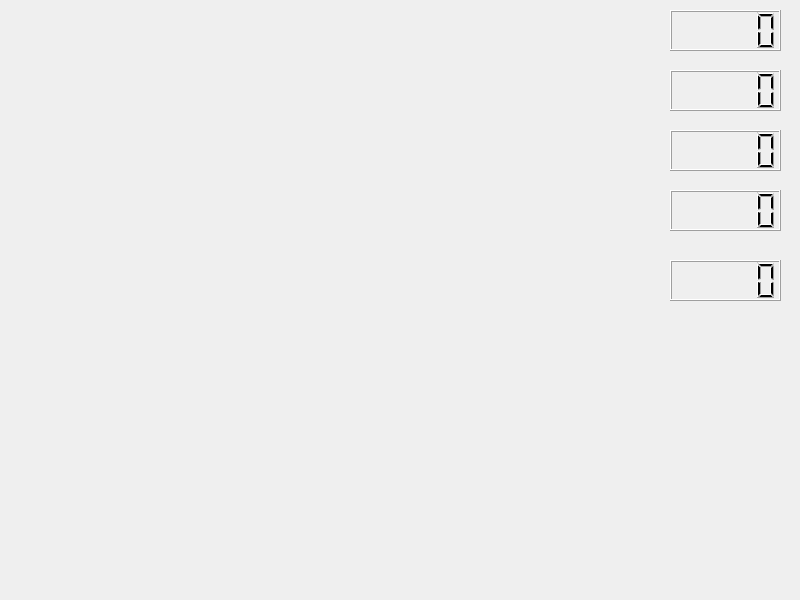
Qt form GUI/gui/lynktree.ui (tommyzhng/lynktree) before a commit.
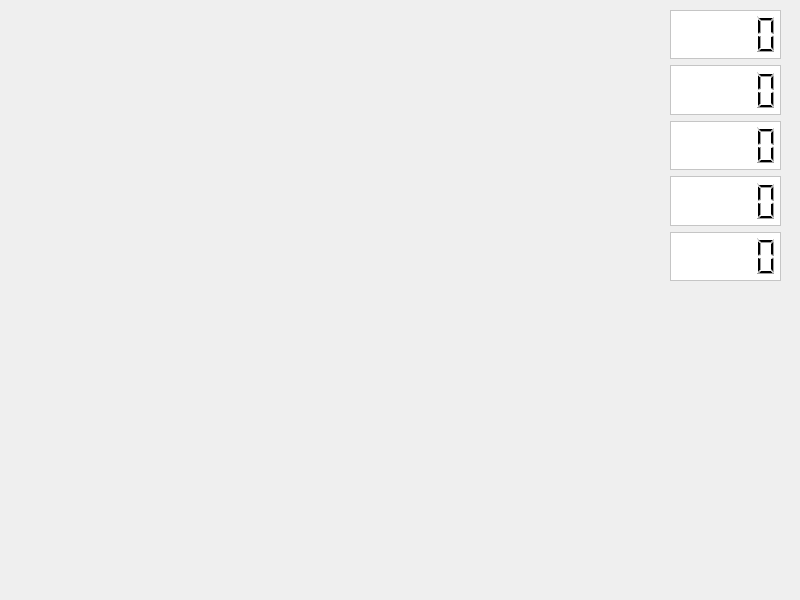
The same form after that commit.

```diff
--- a/GUI/gui/lynktree.ui
+++ b/GUI/gui/lynktree.ui
@@ -13,55 +13,108 @@
   <property name="windowTitle">
    <string>Lynktree</string>
   </property>
-  <widget class="QLCDNumber" name="lcdFFMC">
+  <widget class="QWidget" name="verticalLayoutWidget">
    <property name="geometry">
     <rect>
-     <x>670</x>
+     <x>10</x>
      <y>10</y>
-     <width>111</width>
-     <height>41</height>
+     <width>771</width>
+     <height>571</height>
     </rect>
    </property>
+   <layout class="QVBoxLayout" name="lyMaps"/>
   </widget>
-  <widget class="QLCDNumber" name="lcdDMC">
+  <widget class="QWidget" name="">
    <property name="geometry">
     <rect>
      <x>670</x>
-     <y>70</y>
+     <y>10</y>
      <width>111</width>
-     <height>41</height>
+     <height>271</height>
     </rect>
    </property>
-  </widget>
-  <widget class="QLCDNumber" name="lcdDC">
-   <property name="geometry">
-    <rect>
-     <x>670</x>
-     <y>130</y>
-     <width>111</width>
-     <height>41</height>
-    </rect>
-   </property>
-  </widget>
-  <widget class="QLCDNumber" name="lcdISI">
-   <property name="geometry">
-    <rect>
-     <x>670</x>
-     <y>190</y>
-     <width>111</width>
-     <height>41</height>
-    </rect>
-   </property>
-  </widget>
-  <widget class="QLCDNumber" name="lcdBUI">
-   <property name="geometry">
-    <rect>
-     <x>670</x>
-     <y>260</y>
-     <width>111</width>
-     <height>41</height>
-    </rect>
-   </property>
+   <layout class="QVBoxLayout" name="verticalLayout">
+    <item>
+     <widget class="QLCDNumber" name="lcdFFMC">
+      <property name="autoFillBackground">
+       <bool>false</bool>
+      </property>
+      <property name="styleSheet">
+       <string notr="true">background-color:rgb(255, 255, 255)</string>
+      </property>
+      <property name="frameShape">
+       <enum>QFrame::StyledPanel</enum>
+      </property>
+      <property name="frameShadow">
+       <enum>QFrame::Plain</enum>
+      </property>
+     </widget>
+    </item>
+    <item>
+     <widget class="QLCDNumber" name="lcdDMC">
+      <property name="autoFillBackground">
+       <bool>false</bool>
+      </property>
+      <property name="styleSheet">
+       <string notr="true">background-color:rgb(255, 255, 255)</string>
+      </property>
+      <property name="frameShape">
+       <enum>QFrame::StyledPanel</enum>
+      </property>
+      <property name="frameShadow">
+       <enum>QFrame::Plain</enum>
+      </property>
+     </widget>
+    </item>
+    <item>
+     <widget class="QLCDNumber" name="lcdDC">
+      <property name="autoFillBackground">
+       <bool>false</bool>
+      </property>
+      <property name="styleSheet">
+       <string notr="true">background-color:rgb(255, 255, 255)</string>
+      </property>
+      <property name="frameShape">
+       <enum>QFrame::StyledPanel</enum>
+      </property>
+      <property name="frameShadow">
+       <enum>QFrame::Plain</enum>
+      </property>
+     </widget>
+    </item>
+    <item>
+     <widget class="QLCDNumber" name="lcdISI">
+      <property name="autoFillBackground">
+       <bool>false</bool>
+      </property>
+      <property name="styleSheet">
+       <string notr="true">background-color:rgb(255, 255, 255)</string>
+      </property>
+      <property name="frameShape">
+       <enum>QFrame::StyledPanel</enum>
+      </property>
+      <property name="frameShadow">
+       <enum>QFrame::Plain</enum>
+      </property>
+     </widget>
+    </item>
+    <item>
+     <widget class="QLCDNumber" name="lcdBUI">
+      <property name="autoFillBackground">
+       <bool>false</bool>
+      </property>
+      <property name="styleSheet">
+       <string notr="true">background-color:rgb(255, 255, 255)</string>
+      </property>
+      <property name="frameShape">
+       <enum>QFrame::StyledPanel</enum>
+      </property>
+      <property name="frameShadow">
+       <enum>QFrame::Plain</enum>
+      </property>
+     </widget>
+    </item>
+   </layout>
   </widget>
  </widget>
  <resources/>
```
